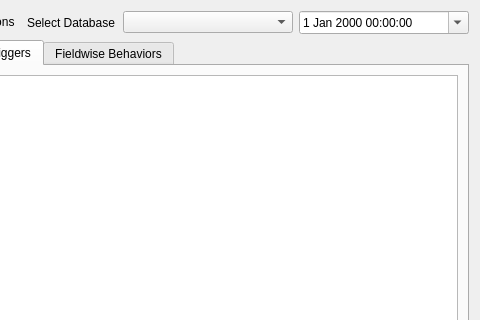
The window that apps/main/ui/simBehaviorEditor.ui (sudozer/dex) describes before a commit, drawn with Qt 5; both pictures show x 162 to 642 and y 0 to 320 of the 642 by 458 pixel window.
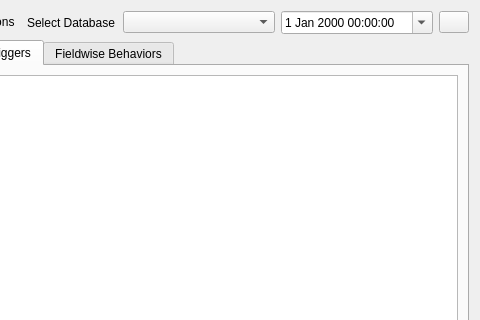
The same window after the commit.

Commit message: added graphing, manual datatagging, time widget, step sim behavior, etc.

The edit to the form file:
```diff
--- a/apps/main/ui/simBehaviorEditor.ui
+++ b/apps/main/ui/simBehaviorEditor.ui
@@ -48,6 +48,19 @@
          </property>
         </widget>
        </item>
+       <item>
+        <widget class="QPushButton" name="initialConditionDatatagButton">
+         <property name="maximumSize">
+          <size>
+           <width>30</width>
+           <height>16777215</height>
+          </size>
+         </property>
+         <property name="text">
+          <string/>
+         </property>
+        </widget>
+       </item>
       </layout>
      </item>
      <item>
```
Left out of the diff: 4 changed lines with no effect on the pictures. The commit also changes 20 other files.
